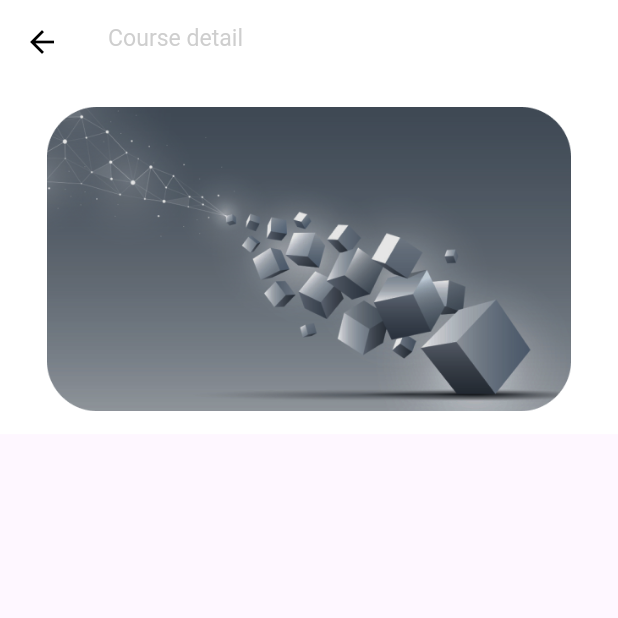
After one commit to YoucefBm94/ulearning_app_bloc_provider, a Flutter app: the CourseDetail screen opened by its route, on a phone screen of 412 x 824 dp, the top half of it. The commit adds this screen. Run offline on Flutter 3.47's test engine with Material 3 defaults, Android fonts, the phone set to English and light mode, and no system bars; our stand-ins replace bloc, cloud_firestore, dots_indicator, firebase_auth, firebase_core, flutter_bloc and 4 more; accounts and stored records are empty.

Commit message:
Add course_detail.dart.dart

```diff
--- a/lib/appblocproviders.dart
+++ b/lib/appblocproviders.dart
@@ -1,3 +1,4 @@
+import 'package:ulearning_app_bloc_provider/pages/course/bloc/course_blocs.dart';
 import 'package:ulearning_app_bloc_provider/pages/home/bloc/home_page_bloc.dart';
 import 'package:ulearning_app_bloc_provider/pages/home/home_page.dart';
 import 'package:ulearning_app_bloc_provider/pages/registre/bloc/registre_bloc.dart';
@@ -15,10 +16,12 @@ class AppBlocProviders {
     BlocProvider(create: (context) => RegisterBloc()),
     BlocProvider(create: (context) => HomePageBloc()),
     BlocProvider(create: (context) => SettingsBloc()),
+    BlocProvider(create: (context) => CourseBloc()),
 
 
 
 
 
-    ];
+
+  ];
 }
--- /dev/null
+++ b/lib/pages/application/bloc/app_states.dart
@@ -0,0 +1,4 @@
+class AppState{
+  final int index;
+  const AppState({this.index=0});
+}
--- /dev/null
+++ b/lib/pages/course/bloc/course_blocs.dart
@@ -0,0 +1,13 @@
+import 'package:flutter_bloc/flutter_bloc.dart';
+import 'course_events.dart';
+import 'course_states.dart';
+
+
+class CourseBloc extends Bloc<CourseEvents, CourseStates>{
+  CourseBloc():super(const CourseStates()){
+    on<TriggerCourse>(_triggerCourse);
+  }
+  void _triggerCourse(TriggerCourse event, Emitter<CourseStates>emit){
+    emit(state.copyWith(courseItem: event.courseItem));
+  }
+}
--- /dev/null
+++ b/lib/pages/course/course_detail.dart
@@ -0,0 +1,47 @@
+import 'package:flutter/cupertino.dart';
+import 'package:flutter/material.dart';
+import 'package:flutter_screenutil/flutter_screenutil.dart';
+import 'package:ulearning_app_bloc_provider/pages/course/widgets/course_detail_widgets.dart';
+
+class CourseDetail extends StatefulWidget {
+  const CourseDetail({super.key});
+
+  @override
+  State<CourseDetail> createState() => _CourseDetailState();
+}
+
+class _CourseDetailState extends State<CourseDetail> {
+  @override
+  Widget build(BuildContext context) {
+    return Scaffold(
+      appBar: buildAppbar(),
+      body: Container(
+        color: Colors.white,
+        child: SafeArea(
+          child: SingleChildScrollView(
+            child: Column(
+              children: <Widget>[
+                Padding(
+                  padding: EdgeInsets.symmetric(vertical: 15.h,horizontal: 25.w),
+                  child: Column(
+                    children: <Widget>[
+                      Container(
+                        height: 200.h,
+                        width: 325.w,
+
+                        decoration: const BoxDecoration(
+                            image: DecorationImage(
+                          image: AssetImage("assets/icons/image_1.png"),
+                        )),
+                      ),
+                    ],
+                  ),
+                ),
+              ],
+            ),
+          ),
+        ),
+      ),
+    );
+  }
+}
--- /dev/null
+++ b/lib/pages/course/widgets/course_detail_widgets.dart
@@ -0,0 +1,15 @@
+
+import 'package:flutter/material.dart';
+import 'package:flutter_screenutil/flutter_screenutil.dart';
+
+import '../../../common/value/colors.dart';
+import '../../common_widgets.dart';
+
+
+AppBar buildAppbar(){
+
+  return AppBar(
+
+    title: reusableText("Course detail"),
+  );
+}
--- a/lib/pages/home/home_page.dart
+++ b/lib/pages/home/home_page.dart
@@ -6,6 +6,7 @@ import '../../constants.dart';
 import 'home_widget.dart';
 import 'package:flutter_bloc/flutter_bloc.dart';
 import 'package:flutter_screenutil/flutter_screenutil.dart';
+import 'package:go_router/go_router.dart';
 
 class Homepage extends StatefulWidget {
   const Homepage({Key? key}) : super(key: key);
@@ -52,6 +53,7 @@ class _HomepageState extends State<Homepage> {
                     delegate: SliverChildBuilderDelegate(childCount: 4,
                         (BuildContext context, int index) {
                       return GestureDetector(
+                        onTap: ()=>context.go("/course_detail"),
                         child: courseGrid(),
                       );
                     }),
--- a/lib/profile/profile_page.dart
+++ b/lib/profile/profile_page.dart
@@ -26,7 +26,7 @@ class ProfileScreen extends StatelessWidget {
               ),
               Padding(
                 padding: EdgeInsets.only(left: 25.w),
-                child: buildlistview(context),
+                child: buildListview(context),
               ),
             ],
           ),
--- a/lib/router.dart
+++ b/lib/router.dart
@@ -1,6 +1,7 @@
 import 'package:go_router/go_router.dart';
 import 'package:ulearning_app_bloc_provider/global.dart';
-import 'package:ulearning_app_bloc_provider/pages/application_page/application_page.dart';
+import 'package:ulearning_app_bloc_provider/pages/application/application_page.dart';
+import 'package:ulearning_app_bloc_provider/pages/course/course_detail.dart';
 import 'package:ulearning_app_bloc_provider/pages/home/home_page.dart';
 import 'package:ulearning_app_bloc_provider/pages/registre/sign_up/sign_up_screen.dart';
 import 'package:ulearning_app_bloc_provider/pages/sign_in/sign_in_screen.dart';
@@ -44,6 +45,9 @@ final GoRouter router = GoRouter(
         GoRoute(
             path: "settings_page",
             builder: (context, state) => const SettingsPage()),
+        GoRoute(
+            path: "course_detail",
+            builder: (context, state) => const CourseDetail()),
       ],
     ),
   ],
```
Also changed, not shown: lib/pages/application/bloc/app_blocs.dart (added, +15 -0 lines), lib/pages/application/bloc/app_events.dart (added, +7 -0 lines), lib/pages/common_widgets.dart (added, +129 -0 lines), lib/pages/course/bloc/course_events.dart (added, +11 -0 lines), lib/pages/course/bloc/course_states.dart (added, +14 -0 lines), lib/profile/settings/settings_page.dart (+9 -33 lines), lib/profile/widget_profile/profile_widget.dart (+34 -1 lines), lib/pages/application/application_page.dart (renamed from lib/pages/application_page/application_page.dart), lib/pages/application/application_widgets.dart (renamed from lib/pages/application_page/application_widgets.dart).
